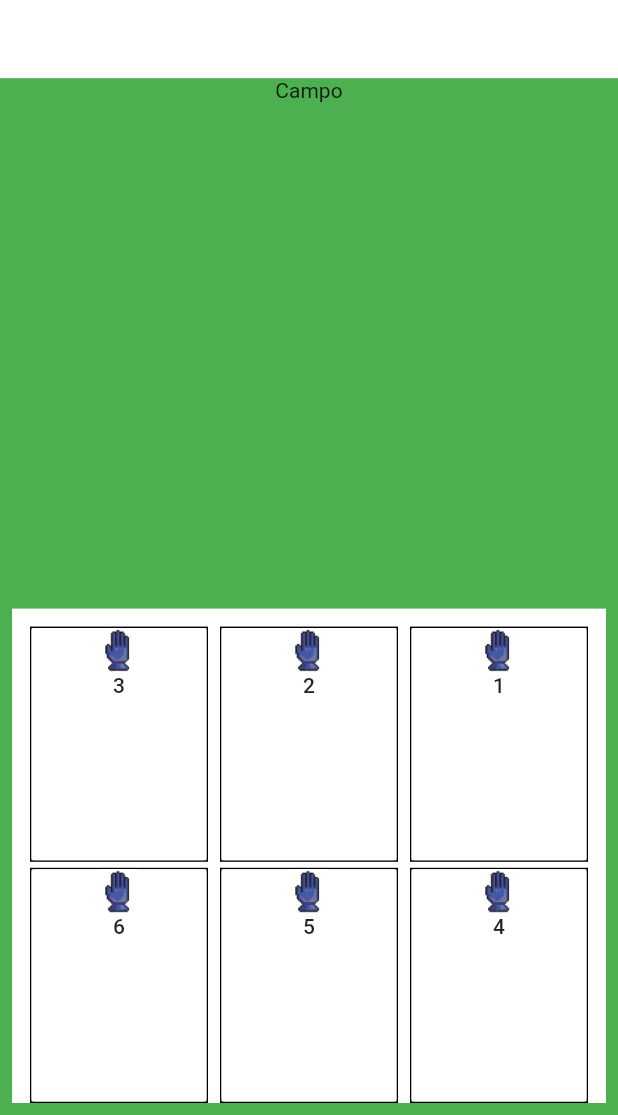
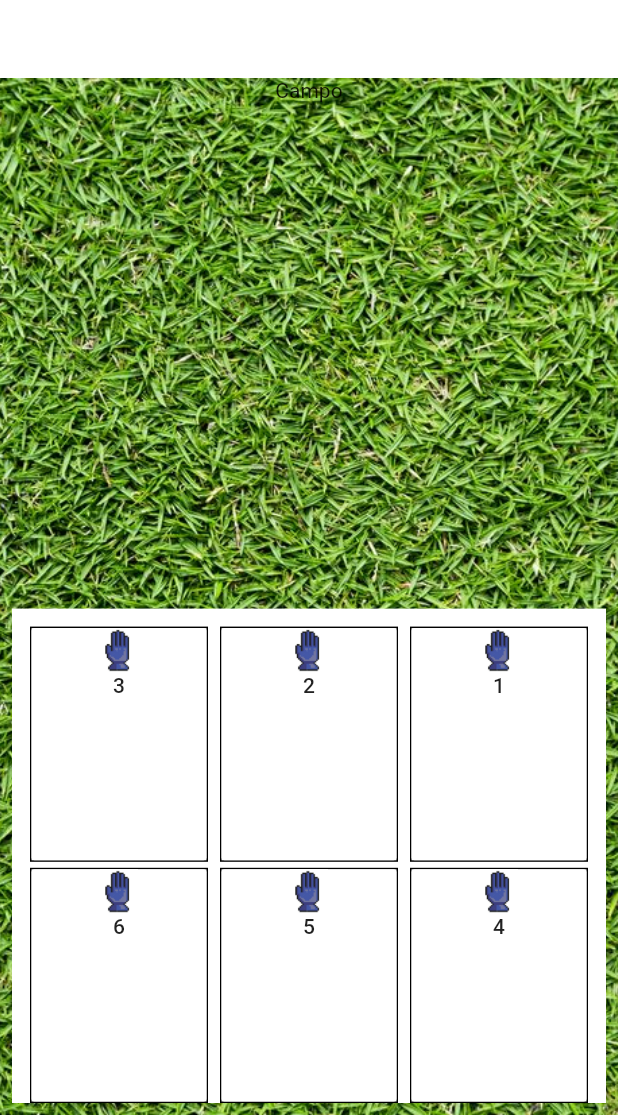
Before and after one commit to plucenio/FlutterPocs, a Flutter app: the KeeperMatchPage screen opened directly, on a phone screen of 412 x 824 dp, the part 121-1236 px from its top. Run offline on Flutter 3.47's test engine with Material 2 defaults, Android fonts, the phone set to English and light mode, and no system bars; our stand-ins replace carousel_slider, i18n_extension, splashscreen.

Commit message:
Design improvements.

```diff
--- a/eight_bit_penalty/lib/pages/match/keeper_match_page.dart
+++ b/eight_bit_penalty/lib/pages/match/keeper_match_page.dart
@@ -33,8 +33,12 @@ class _KeeperMatchPageState extends State<KeeperMatchPage> {
           Expanded(
             flex: 9,
             child: Container(
+              decoration: BoxDecoration(
+                image: DecorationImage(
+                    image: Image.asset("assets/images/grass.png").image,
+                    fit: BoxFit.cover),
+              ),
               width: double.infinity,
-              color: Colors.green,
               child: Column(
                 mainAxisAlignment: MainAxisAlignment.spaceAround,
                 children: [
--- a/eight_bit_penalty/lib/pages/match/kicker_match_page.dart
+++ b/eight_bit_penalty/lib/pages/match/kicker_match_page.dart
@@ -29,8 +29,12 @@ class _KickerMatchPageState extends State<KickerMatchPage> {
           Expanded(
             flex: 9,
             child: Container(
+              decoration: BoxDecoration(
+                image: DecorationImage(
+                    image: Image.asset("assets/images/grass.png").image,
+                    fit: BoxFit.cover),
+              ),
               width: double.infinity,
-              color: Colors.green,
               child: Padding(
                 padding:
                     const EdgeInsets.only(left: 150, right: 150, bottom: 50),
```
Also changed, not shown: eight_bit_penalty/assets/images/grass.png (added).
